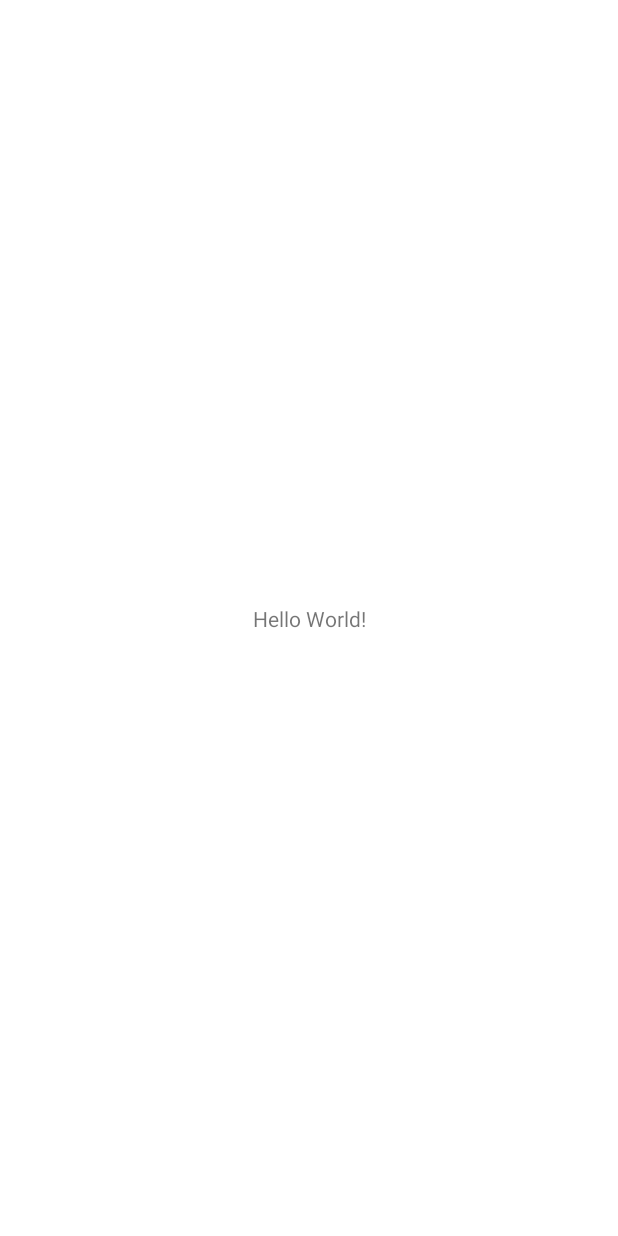
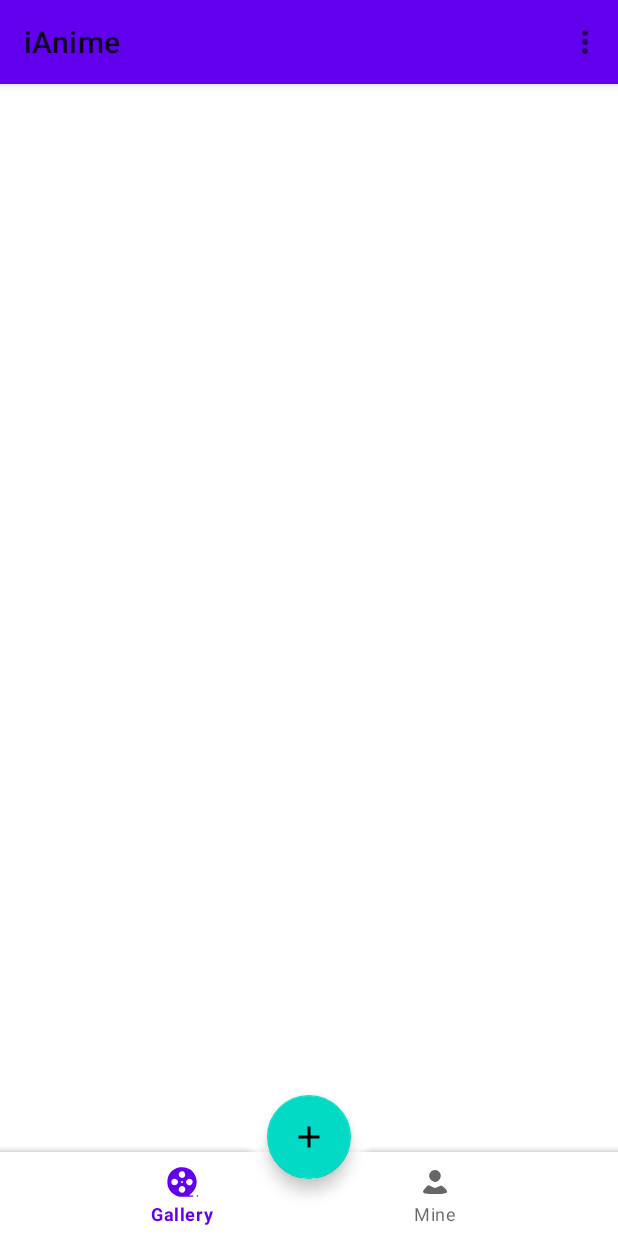
Before and after one commit to Tony-Feng/iAnime, an Android app: the screen it shows after launch (HomeActivity), on a phone screen of 412 x 824 dp. Before the commit the screen is almost empty. Run offline under Robolectric (Android 15) with nearby library versions, the phone set to English and light mode, and no system bars.

Commit message:
Add Toolbar and bottom navigation on Gallery Screen

```diff
--- /dev/null
+++ b/app/src/main/java/com/project/ianime/GalleryFragment.kt
@@ -0,0 +1,10 @@
+package com.project.ianime
+
+import androidx.fragment.app.Fragment
+
+//TODO 2023-2-8: Consider using fragment rather than activity for the main screen
+class GalleryFragment : Fragment(){
+
+
+
+}
--- a/app/src/main/java/com/project/ianime/HomeActivity.kt
+++ b/app/src/main/java/com/project/ianime/HomeActivity.kt
@@ -1,11 +1,43 @@
 package com.project.ianime
 
+import android.os.Bundle
+import android.view.Menu
+import android.view.MenuInflater
+import android.view.MenuItem
+import android.widget.Toast
 import androidx.appcompat.app.AppCompatActivity
-import android.os.Bundle
 
 class HomeActivity : AppCompatActivity() {
+
     override fun onCreate(savedInstanceState: Bundle?) {
         super.onCreate(savedInstanceState)
         setContentView(R.layout.activity_home)
+
+        // Activate Setting Menu
+        val toolBar = findViewById<androidx.appcompat.widget.Toolbar>(R.id.tool_bar)
+        setSupportActionBar(toolBar)
+    }
+
+    override fun onCreateOptionsMenu(menu: Menu?): Boolean {
+        val inflater: MenuInflater = menuInflater
+        inflater.inflate(R.menu.settings_menu, menu)
+        return true
+    }
+
+    override fun onOptionsItemSelected(item: MenuItem): Boolean {
+        return when(item.itemId){
+            R.id.setting_chinese_language -> {
+                //TODO: change app language to Chinese
+                Toast.makeText(this, "App language changed to Chinese", Toast.LENGTH_SHORT).show()
+                true
+            }
+            R.id.setting_english_language -> {
+                //TODO: change app language to English
+                Toast.makeText(this, "App language changed to English", Toast.LENGTH_SHORT).show()
+                true
+            }
+            else -> super.onOptionsItemSelected(item)
+        }
+
     }
 }
--- /dev/null
+++ b/app/src/main/res/drawable/ic_button_add.xml
@@ -0,0 +1,5 @@
+<vector android:height="24dp" android:tint="#000000"
+    android:viewportHeight="24" android:viewportWidth="24"
+    android:width="24dp" xmlns:android="http://schemas.android.com/apk/res/android">
+    <path android:fillColor="@android:color/white" android:pathData="M19,13h-6v6h-2v-6H5v-2h6V5h2v6h6v2z"/>
+</vector>
--- /dev/null
+++ b/app/src/main/res/drawable/ic_gallery.xml
@@ -0,0 +1,14 @@
+<vector xmlns:android="http://schemas.android.com/apk/res/android"
+    android:width="64dp"
+    android:height="64dp"
+    android:viewportWidth="64"
+    android:viewportHeight="64">
+  <path
+      android:pathData="M20.2,8.6c-9.3,4.6 -14.1,12.7 -14.2,23.5 0,11.1 5.6,19.6 16,24.2 3.7,1.7 6.8,2 17.4,2.1 9.5,0.1 13,-0.2 13.3,-1.2 0.3,-0.8 -0.8,-1.2 -3.8,-1.2l-4.2,-0 4.6,-4.3c10.9,-10.2 11.8,-26.1 2.1,-37.6 -6.8,-8.1 -21,-10.6 -31.2,-5.5zM36.6,15.5c3.4,5.2 -1.5,11.2 -7.1,8.7 -5.4,-2.5 -3.5,-11.2 2.5,-11.2 2,-0 3.5,0.8 4.6,2.5zM23,28c2.5,2.5 2.5,5.5 0,8 -3.8,3.8 -10,1.3 -10,-4 0,-5.3 6.2,-7.8 10,-4zM48.8,27.6c4.4,3.1 1.6,10.4 -4,10.4 -2.4,-0 -5.8,-3.5 -5.8,-6 0,-2.5 3.4,-6 5.8,-6 1,-0 2.8,0.7 4,1.6zM33.6,31.1c1,1.7 -1.3,3.6 -2.7,2.2 -1.2,-1.2 -0.4,-3.3 1.1,-3.3 0.5,-0 1.2,0.5 1.6,1.1zM36,41c2.4,2.4 2.5,4.8 0.4,7.8 -3.1,4.4 -10.4,1.6 -10.4,-4 0,-2.4 3.5,-5.8 6,-5.8 1.1,-0 2.9,0.9 4,2z"
+      android:fillColor="#000000"
+      android:strokeColor="#00000000"/>
+  <path
+      android:pathData="M58.6,55.7c-1.1,1.1 -0.6,2.3 0.9,2.3 0.8,-0 1.5,-0.4 1.5,-0.9 0,-1.3 -1.6,-2.2 -2.4,-1.4z"
+      android:fillColor="#000000"
+      android:strokeColor="#00000000"/>
+</vector>
--- /dev/null
+++ b/app/src/main/res/drawable/ic_profile.xml
@@ -0,0 +1,14 @@
+<vector xmlns:android="http://schemas.android.com/apk/res/android"
+    android:width="24dp"
+    android:height="24dp"
+    android:viewportWidth="24"
+    android:viewportHeight="24">
+  <path
+      android:pathData="M9,5.5c-1.5,1.8 -1,4.5 1.3,5.9 3.4,2.2 7.3,-2.7 4.7,-5.9 -1.6,-1.9 -4.4,-1.9 -6,-0z"
+      android:fillColor="#000000"
+      android:strokeColor="#00000000"/>
+  <path
+      android:pathData="M5.7,15.8c-3.2,3.5 -2.1,4.2 6.3,4.2 8.6,-0 9.9,-1 6.1,-4.4 -1.6,-1.5 -2.2,-1.5 -4,-0.4 -1.7,1 -2.5,1 -4.1,-0 -2.5,-1.5 -2.4,-1.5 -4.3,0.6z"
+      android:fillColor="#000000"
+      android:strokeColor="#00000000"/>
+</vector>
--- a/app/src/main/res/layout/activity_home.xml
+++ b/app/src/main/res/layout/activity_home.xml
@@ -1,18 +1,49 @@
 <?xml version="1.0" encoding="utf-8"?>
-<androidx.constraintlayout.widget.ConstraintLayout xmlns:android="http://schemas.android.com/apk/res/android"
+<androidx.coordinatorlayout.widget.CoordinatorLayout xmlns:android="http://schemas.android.com/apk/res/android"
     xmlns:app="http://schemas.android.com/apk/res-auto"
     xmlns:tools="http://schemas.android.com/tools"
     android:layout_width="match_parent"
     android:layout_height="match_parent"
     tools:context=".HomeActivity">
 
-    <TextView
+    <com.google.android.material.appbar.AppBarLayout
+        android:id="@+id/top_app_bar"
+        android:layout_width="match_parent"
+        android:layout_height="wrap_content"
+        android:layout_gravity="top">
+
+        <androidx.appcompat.widget.Toolbar
+            android:id="@+id/tool_bar"
+            android:layout_width="match_parent"
+            android:layout_height="wrap_content"
+            android:background="?attr/colorPrimary" />
+    </com.google.android.material.appbar.AppBarLayout>
+
+    <com.google.android.material.bottomappbar.BottomAppBar
+        android:id="@+id/bottom_app_bar"
+        android:layout_width="match_parent"
+        android:layout_height="wrap_content"
+        android:layout_gravity="bottom"
+        app:contentInsetStart="@dimen/spacing_0dp"
+        app:fabCradleMargin="@dimen/spacing_10dp"
+        app:fabCradleRoundedCornerRadius="@dimen/spacing_10dp"
+        app:fabCradleVerticalOffset="@dimen/spacing_10dp">
+
+        <com.google.android.material.bottomnavigation.BottomNavigationView
+            android:id="@+id/bottom_navigation_view"
+            android:layout_width="match_parent"
+            android:layout_height="match_parent"
+            app:menu="@menu/bottom_nav_menu" />
+
+    </com.google.android.material.bottomappbar.BottomAppBar>
+
+    <com.google.android.material.floatingactionbutton.FloatingActionButton
+        android:id="@+id/button_add_anime"
         android:layout_width="wrap_content"
         android:layout_height="wrap_content"
-        android:text="Hello World!"
-        app:layout_constraintBottom_toBottomOf="parent"
-        app:layout_constraintEnd_toEndOf="parent"
-        app:layout_constraintStart_toStartOf="parent"
-        app:layout_constraintTop_toTopOf="parent" />
+        android:contentDescription="@string/add_anime_text"
+        android:src="@drawable/ic_button_add"
+        app:layout_anchor="@id/bottom_app_bar" />
 
-</androidx.constraintlayout.widget.ConstraintLayout>
+
+</androidx.coordinatorlayout.widget.CoordinatorLayout>
--- /dev/null
+++ b/app/src/main/res/menu/bottom_nav_menu.xml
@@ -0,0 +1,13 @@
+<?xml version="1.0" encoding="utf-8"?>
+<menu xmlns:android="http://schemas.android.com/apk/res/android">
+    <item
+        android:id="@+id/home_screen"
+        android:icon="@drawable/ic_gallery"
+        android:title="@string/nav_home_title"/>
+
+    <item
+        android:id="@+id/profile_screen"
+        android:icon="@drawable/ic_profile"
+        android:title="@string/nav_profile_title"/>
+
+</menu>
--- /dev/null
+++ b/app/src/main/res/menu/settings_menu.xml
@@ -0,0 +1,11 @@
+<?xml version="1.0" encoding="utf-8"?>
+<menu xmlns:android="http://schemas.android.com/apk/res/android">
+    <item
+        android:id="@+id/setting_chinese_language"
+        android:title="@string/setting_chinese"/>
+
+    <item
+        android:id="@+id/setting_english_language"
+        android:title="@string/setting_english"/>
+
+</menu>
--- /dev/null
+++ b/app/src/main/res/values/dimens.xml
@@ -0,0 +1,5 @@
+<?xml version="1.0" encoding="utf-8"?>
+<resources>
+    <dimen name="spacing_0dp">0dp</dimen>
+    <dimen name="spacing_10dp">10dp</dimen>
+</resources>
--- a/app/src/main/res/values/strings.xml
+++ b/app/src/main/res/values/strings.xml
@@ -1,3 +1,8 @@
 <resources>
     <string name="app_name">iAnime</string>
+    <string name="nav_home_title">Gallery</string>
+    <string name="nav_profile_title">Mine</string>
+    <string name="add_anime_text">Add Anime</string>
+    <string name="setting_chinese">CN</string>
+    <string name="setting_english">EN</string>
 </resources>
```
Also changed, not shown: 1 other file.
